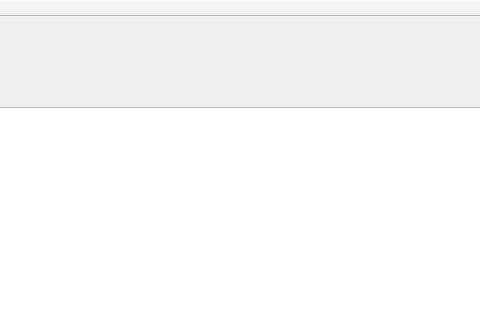
The window that mainwindow.ui (aoless/Chess) describes before a commit, drawn with Qt 5; both pictures show x 263 to 743 and y 0 to 320 of the 1000 by 1000 pixel window.
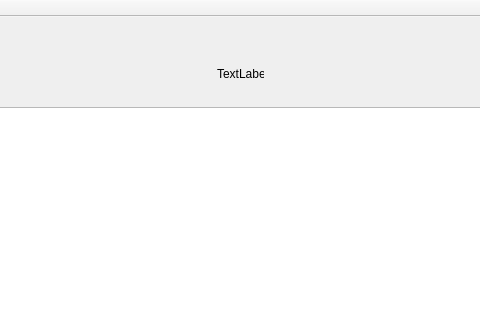
The same window after the commit.

```diff
--- a/mainwindow.ui
+++ b/mainwindow.ui
@@ -45,6 +45,19 @@
      </size>
     </property>
    </widget>
+   <widget class="QLabel" name="label">
+    <property name="geometry">
+     <rect>
+      <x>480</x>
+      <y>50</y>
+      <width>47</width>
+      <height>13</height>
+     </rect>
+    </property>
+    <property name="text">
+     <string>TextLabel</string>
+    </property>
+   </widget>
   </widget>
   <widget class="QMenuBar" name="menuBar">
    <property name="geometry">
```
Left out of the diff: 4 changed lines with no effect on the pictures.
